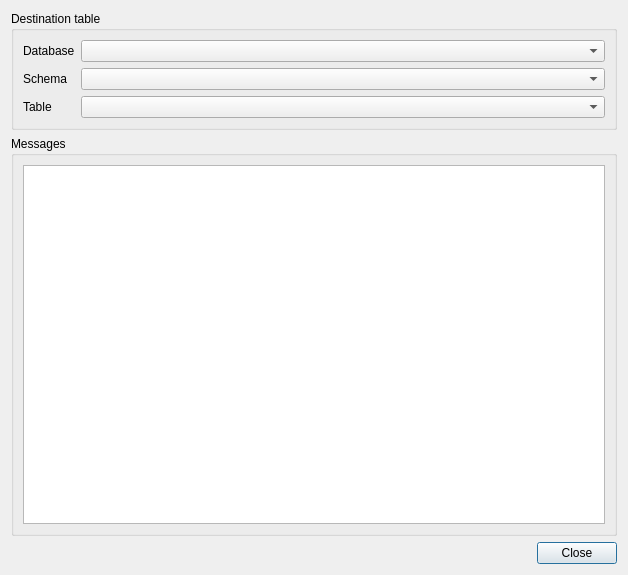
Qt form python/plugins/db_manager/ui/DlgPushTableDifferences.ui (peter-kolenic/QGIS) before a commit.
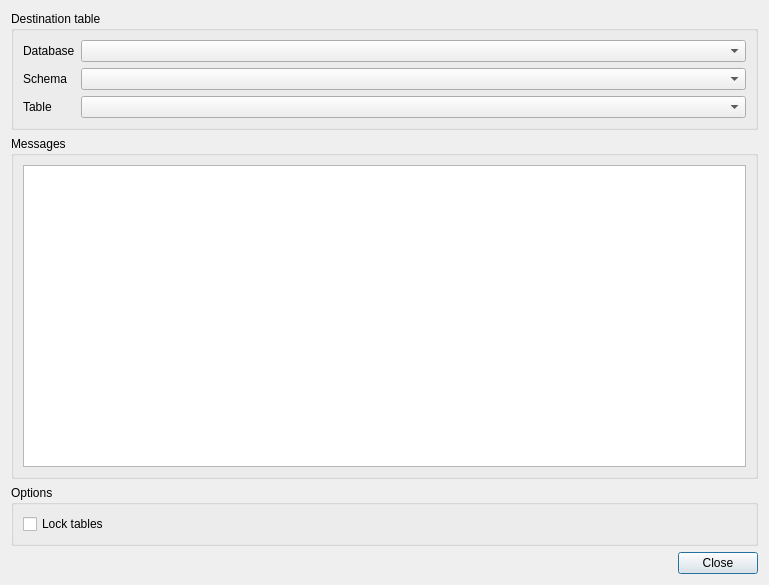
The same form after that commit.

Commit message: lock tables checkbox.

```diff
--- a/python/plugins/db_manager/ui/DlgPushTableDifferences.ui
+++ b/python/plugins/db_manager/ui/DlgPushTableDifferences.ui
@@ -6,8 +6,8 @@
    <rect>
     <x>0</x>
     <y>0</y>
-    <width>628</width>
-    <height>575</height>
+    <width>769</width>
+    <height>585</height>
    </rect>
   </property>
   <property name="windowTitle">
@@ -98,6 +98,22 @@
      </layout>
     </widget>
    </item>
+   <item>
+    <widget class="QGroupBox" name="groupBox_2">
+     <property name="title">
+      <string>Options</string>
+     </property>
+     <layout class="QVBoxLayout" name="verticalLayout_2">
+      <item>
+       <widget class="QCheckBox" name="chboxLockTables">
+        <property name="text">
+         <string>Lock tables</string>
+        </property>
+       </widget>
+      </item>
+     </layout>
+    </widget>
+   </item>
    <item>
     <widget class="QDialogButtonBox" name="buttonBox">
      <property name="orientation">
```
Left out of the diff: 1 changed line with no effect on the pictures. The commit also changes 1 other file.
